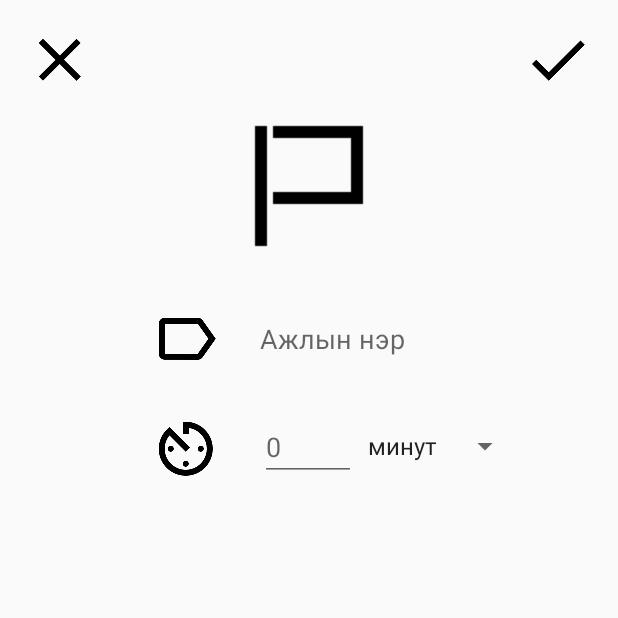
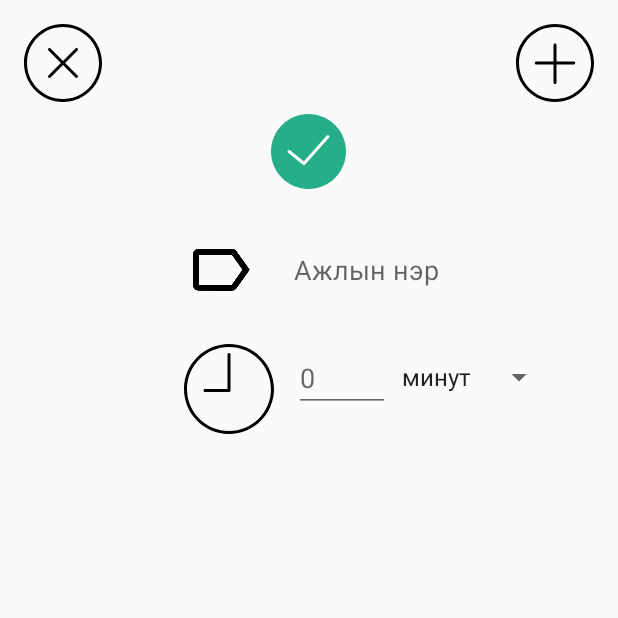
Before and after one commit to doljko/ToDay, an Android app: the ElementDesignerActivity screen opened directly, with no data from a screen before it, on a phone screen of 412 x 824 dp, the top half of it. Run offline under Robolectric (Android 15) with nearby library versions, the phone set to English and light mode, and no system bars.

Commit message:
icons changed

```diff
--- a/app/src/main/res/layout/activity_element_designer.xml
+++ b/app/src/main/res/layout/activity_element_designer.xml
@@ -13,7 +13,7 @@
         android:layout_width="wrap_content"
         android:layout_height="wrap_content"
         android:id="@+id/designer_task_element"
-        android:src="@drawable/empty_task_large"
+        android:src="@drawable/today_success"
         android:layout_alignParentTop="false"
         android:layout_centerHorizontal="true"
         android:layout_alignParentLeft="false"
@@ -65,7 +65,7 @@
         android:layout_width="wrap_content"
         android:layout_height="wrap_content"
         android:id="@+id/designer_timer_img"
-        android:src="@drawable/timer_black_48dp"
+        android:src="@drawable/today_clock"
         android:layout_alignParentStart="false"
         android:layout_alignParentLeft="false"
         android:layout_alignParentTop="false"
@@ -105,7 +105,7 @@
         android:layout_width="wrap_content"
         android:layout_height="wrap_content"
         android:id="@+id/designer_done_element"
-        android:src="@drawable/done_black_48dp"
+        android:src="@drawable/today_add"
         android:layout_alignParentTop="true"
         android:layout_alignParentEnd="true"
         android:onClick="doneElement"
@@ -117,7 +117,7 @@
         android:layout_height="wrap_content"
         android:layout_alignTop="@+id/designer_done_element"
         android:layout_alignParentStart="true"
-        android:src="@drawable/cancel_black_48dp"
+        android:src="@drawable/today_error"
         android:layout_alignBottom="@+id/designer_done_element"
         android:id="@+id/designer_forget_element"
         android:onClick="forgetElement"
--- a/app/src/main/res/layout/activity_finished_flow.xml
+++ b/app/src/main/res/layout/activity_finished_flow.xml
@@ -96,7 +96,7 @@
             android:id="@+id/ff_button_complete_run"
             android:layout_width="wrap_content"
             android:layout_height="wrap_content"
-            android:src="@drawable/done_white_48dp"
+            android:src="@drawable/today_success"
             android:onClick="completeRun"
             android:layout_marginLeft="@dimen/activity_vertical_margin"
             android:layout_marginBottom="@dimen/activity_vertical_margin"
--- a/app/src/main/res/layout/cardview_flow_hub.xml
+++ b/app/src/main/res/layout/cardview_flow_hub.xml
@@ -60,7 +60,7 @@
             <ImageView
                 android:contentDescription="@string/task_flag_description"
                 android:id="@+id/item_element_icon"
-                android:src="@drawable/flag_small_black_outline"
+                android:src="@drawable/today_done"
                 android:layout_width="20dp"
                 android:layout_height="20dp"
                 android:layout_marginEnd="125dp"
@@ -83,7 +83,7 @@
             <ImageView
                 android:contentDescription="@string/timer_description"
                 android:id="@+id/item_time_icon"
-                android:src="@drawable/timer_black_48dp"
+                android:src="@drawable/today_clock"
                 android:layout_width="20dp"
                 android:layout_height="20dp"
                 android:layout_centerVertical="true"
--- a/app/src/main/res/layout/fragment_running_element.xml
+++ b/app/src/main/res/layout/fragment_running_element.xml
@@ -71,7 +71,7 @@
         android:layout_height="wrap_content"
         android:id="@+id/designer_task_element"
         android:layout_gravity="center_horizontal|bottom"
-        android:src="@drawable/empty_task_large"
+        android:src="@drawable/today_done"
         android:layout_centerVertical="true"
         android:layout_centerHorizontal="true" />
 
--- a/app/src/main/res/layout/fragment_show_element.xml
+++ b/app/src/main/res/layout/fragment_show_element.xml
@@ -16,7 +16,7 @@
         android:paddingRight="@dimen/activity_horizontal_margin"
         android:id="@+id/fragment_se_task_img"
         android:layout_gravity="center_horizontal|bottom"
-        android:src="@drawable/empty_task_large"/>
+        android:src="@drawable/today_success"/>
 
     <ViewSwitcher
         xmlns:android="http://schemas.android.com/apk/res/android"
--- a/app/src/main/res/layout/popup_window_longclick.xml
+++ b/app/src/main/res/layout/popup_window_longclick.xml
@@ -16,7 +16,7 @@
         android:layout_width="36dp"
         android:layout_height="36dp"
         android:scaleType="fitXY"
-        android:src="@drawable/edit_blue_circle_48dp"
+        android:src="@drawable/today_edit"
         android:id="@+id/popup_edit_item"
         />
 
@@ -28,7 +28,7 @@
         android:layout_width="36dp"
         android:layout_height="36dp"
         android:scaleType="fitXY"
-        android:src="@drawable/disposal_red_48dp"
+        android:src="@drawable/today_delete"
         android:id="@+id/popup_delete_item"/>
 
 
--- a/app/src/main/res/layout/sandbox_appbar_main.xml
+++ b/app/src/main/res/layout/sandbox_appbar_main.xml
@@ -34,7 +34,7 @@
         android:layout_height="wrap_content"
         android:layout_gravity="bottom|end"
         android:layout_margin="@dimen/fab_margin"
-        android:src="@drawable/add_white_36dp"
+        android:src="@drawable/today_add"
         android:onClick="createElement"/>
 
     <android.support.design.widget.FloatingActionButton
@@ -43,7 +43,7 @@
         android:layout_height="wrap_content"
         android:layout_gravity="bottom|left"
         android:layout_margin="@dimen/fab_margin"
-        android:src="@drawable/fish_white_48"
+        android:src="@drawable/today_idea"
         android:onClick="goFlowState"/>
 
 
```
Also changed, not shown: app/src/main/res/layout/popup_window_flow_stats.xml (+4 -3 lines).
